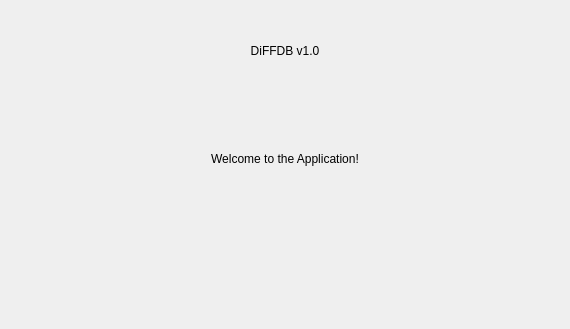
First picture: the form in ui/home.ui, repository Tony-BlaZeeR/DiFFDB, before the edit.
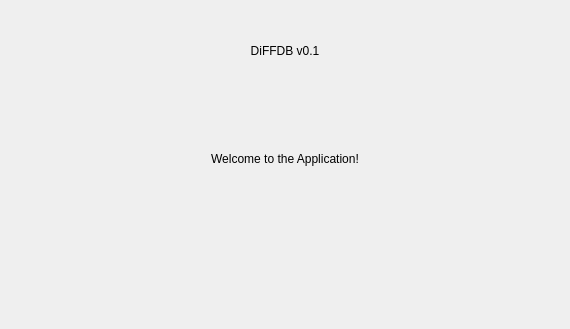
Second picture: the form after the edit.

Commit message: feat(dev-dbDiff):  updated path UI file for dialogs.py + added label for  identify the selected DB

What changed in the file:
```diff
--- a/ui/home.ui
+++ b/ui/home.ui
@@ -37,7 +37,7 @@
         <string notr="true">font: 75 20pt &quot;MS Serif&quot;;</string>
        </property>
        <property name="text">
-        <string>DiFFDB v1.0</string>
+        <string>DiFFDB v0.1</string>
        </property>
        <property name="alignment">
         <set>Qt::AlignCenter</set>
```
The commit also changes 2 other files.
